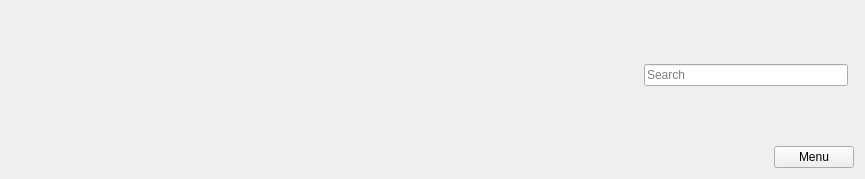
First picture: the form in MiningForHumanity/src/ToolBar.ui, repository jondef/MiningForHumanity, before the edit.
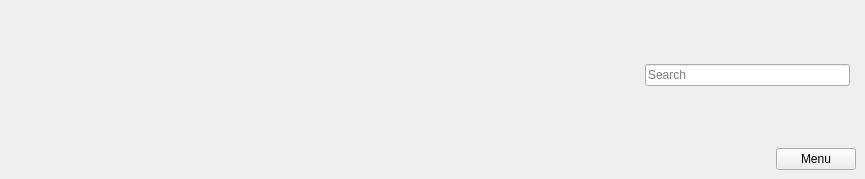
Second picture: the form after the edit. Custom widgets are drawn as their Qt base class.

The edit to the form file:
```diff
--- a/MiningForHumanity/src/ToolBar.ui
+++ b/MiningForHumanity/src/ToolBar.ui
@@ -13,7 +13,25 @@
   <property name="windowTitle">
    <string>Form</string>
   </property>
+  <property name="styleSheet">
+   <string notr="true"/>
+  </property>
   <layout class="QHBoxLayout" name="horizontalLayout">
+   <property name="spacing">
+    <number>6</number>
+   </property>
+   <property name="leftMargin">
+    <number>9</number>
+   </property>
+   <property name="topMargin">
+    <number>9</number>
+   </property>
+   <property name="rightMargin">
+    <number>9</number>
+   </property>
+   <property name="bottomMargin">
+    <number>9</number>
+   </property>
    <item>
     <widget class="QLabel" name="logo">
      <property name="text">
```
